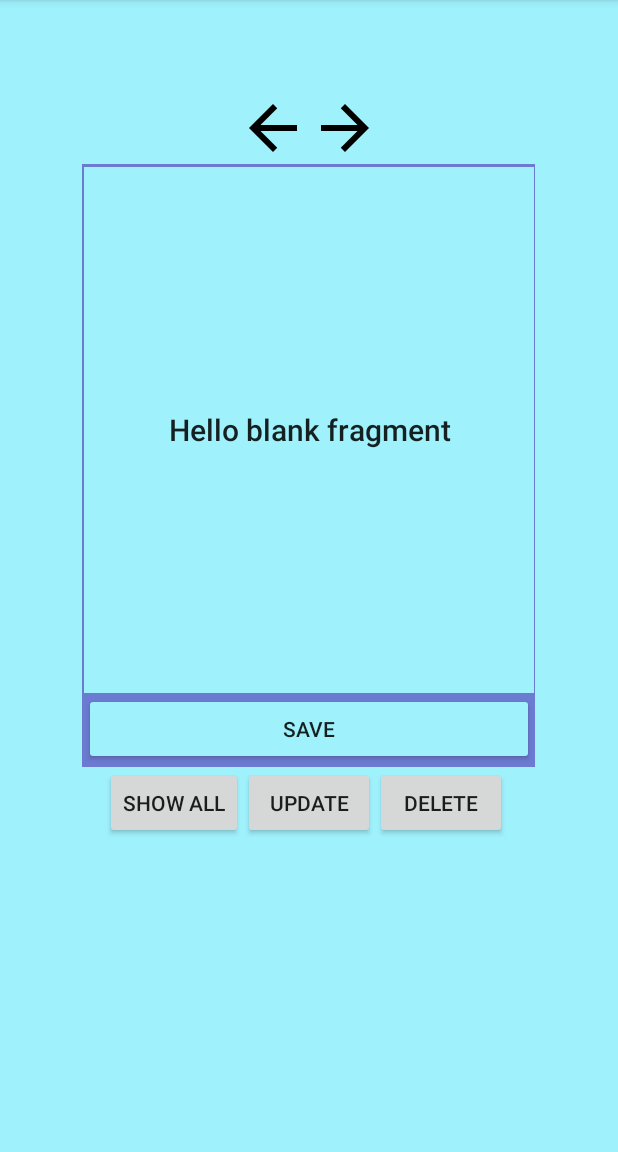
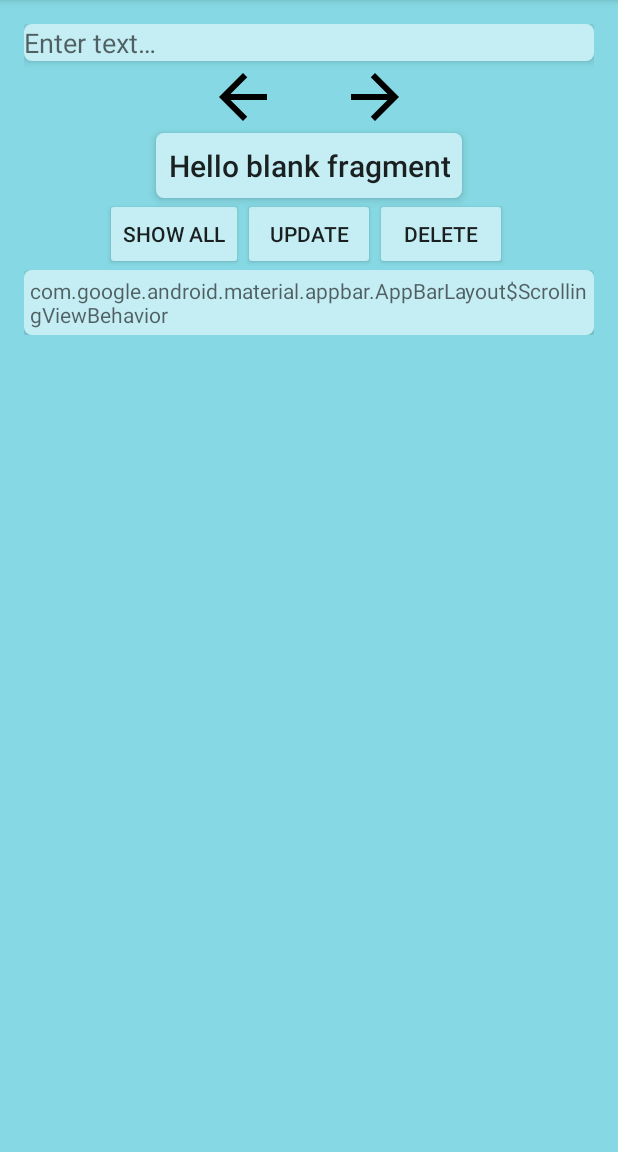
Before and after one commit to Golgoroth22/GeekBrains_Android3, an Android app: the screen it shows after launch (MainActivity), on a phone screen of 412 x 824 dp, the part 84-1236 px from its top. Run offline under Robolectric (Android 15) with nearby library versions, the phone set to English and light mode, and no system bars; libraries missing offline, so code that uses them is left out: io.realm; 3 statements that could not run were skipped.

Commit message:
update views

```diff
--- a/RealmExample/app/src/main/java/com/falin/valentin/realmexample/view/DataFragment.java
+++ b/RealmExample/app/src/main/java/com/falin/valentin/realmexample/view/DataFragment.java
@@ -20,9 +20,7 @@ import io.realm.Realm;
 import io.realm.RealmConfiguration;
 
 public class DataFragment extends Fragment {
-    private EditText editText;
     private TextView mainText;
-    private Button saveButton;
 
     private Context context;
     private Presenter presenter;
@@ -37,8 +35,6 @@ public class DataFragment extends Fragment {
                              Bundle savedInstanceState) {
         View view = inflater.inflate(R.layout.fragment_data, container, false);
         mainText = view.findViewById(R.id.data_text_view);
-        editText = view.findViewById(R.id.edit_text);
-        saveButton = view.findViewById(R.id.save_button);
         return view;
     }
 
--- /dev/null
+++ b/RealmExample/app/src/main/res/drawable/gradient_radial.xml
@@ -0,0 +1,9 @@
+<?xml version="1.0" encoding="utf-8"?>
+<selector xmlns:android="http://schemas.android.com/apk/res/android">
+    <item>
+        <shape android:shape="rectangle">
+            <gradient android:angle="90.0" android:endColor="@color/colorLight" android:gradientRadius="500" android:startColor="@color/colorPrimary" android:type="linear" />
+            <corners android:radius="10.0dip" />
+        </shape>
+    </item>
+</selector>
--- /dev/null
+++ b/RealmExample/app/src/main/res/drawable/myrect.xml
@@ -0,0 +1,5 @@
+<shape xmlns:android="http://schemas.android.com/apk/res/android"
+    android:shape="rectangle">
+    <solid android:color="@color/colorLight" />
+    <corners android:radius="5dp" />
+</shape>
--- a/RealmExample/app/src/main/res/layout/activity_main.xml
+++ b/RealmExample/app/src/main/res/layout/activity_main.xml
@@ -12,6 +12,9 @@
         android:id="@+id/main_edit_text"
         android:layout_width="match_parent"
         android:layout_height="wrap_content"
+        android:background="@drawable/myrect"
+        android:elevation="4dp"
+        android:hint="@string/enter_text"
         android:inputType="textAutoCorrect" />
 
     <LinearLayout
@@ -28,6 +31,10 @@
             android:layout_height="wrap_content"
             android:background="@drawable/ic_arrow_back_black_24dp" />
 
+        <View
+            android:layout_width="40dp"
+            android:layout_height="0dp" />
+
         <Button
             android:id="@+id/main_forward_button"
             android:layout_width="@dimen/dimen_48dp"
@@ -37,10 +44,12 @@
 
     <FrameLayout
         android:id="@+id/main_container"
-        android:layout_width="match_parent"
+        android:layout_width="wrap_content"
         android:layout_height="wrap_content"
         android:layout_below="@id/arrows_linear_layout"
-        android:layout_centerInParent="true" />
+        android:layout_centerHorizontal="true"
+        android:background="@drawable/myrect"
+        android:elevation="4dp" />
 
     <Button
         android:id="@+id/main_update_button"
@@ -48,6 +57,7 @@
         android:layout_height="wrap_content"
         android:layout_below="@id/main_container"
         android:layout_centerHorizontal="true"
+        android:backgroundTint="@color/colorLight"
         android:text="@string/update" />
 
     <Button
@@ -57,6 +67,7 @@
         android:layout_below="@id/main_container"
         android:layout_toEndOf="@id/main_update_button"
         android:layout_toRightOf="@id/main_update_button"
+        android:backgroundTint="@color/colorLight"
         android:text="@string/delete" />
 
     <Button
@@ -66,6 +77,7 @@
         android:layout_below="@id/main_container"
         android:layout_toLeftOf="@id/main_update_button"
         android:layout_toStartOf="@id/main_update_button"
+        android:backgroundTint="@color/colorLight"
         android:text="@string/show_all" />
 
     <ScrollView
@@ -77,7 +89,11 @@
         <TextView
             android:id="@+id/main_text_view"
             android:layout_width="match_parent"
-            android:layout_height="wrap_content" />
+            android:layout_height="wrap_content"
+            android:background="@drawable/myrect"
+            android:elevation="4dp"
+            android:hint="@string/appbar_scrolling_view_behavior"
+            android:padding="4dp" />
     </ScrollView>
 
 </RelativeLayout>
--- a/RealmExample/app/src/main/res/layout/fragment_data.xml
+++ b/RealmExample/app/src/main/res/layout/fragment_data.xml
@@ -1,40 +1,16 @@
 <RelativeLayout xmlns:android="http://schemas.android.com/apk/res/android"
     xmlns:tools="http://schemas.android.com/tools"
-    android:layout_width="match_parent"
-    android:layout_height="match_parent"
+    android:layout_width="wrap_content"
+    android:layout_height="wrap_content"
     tools:context="com.falin.valentin.realmexample.view.DataFragment">
 
-    <View
-        android:layout_width="@dimen/dimen_302dp"
-        android:layout_height="@dimen/dimen_402dp"
-        android:layout_centerInParent="true"
-        android:background="@color/colorPrimary" />
-
-    <LinearLayout
-        android:layout_width="@dimen/dimen_300dp"
-        android:layout_height="@dimen/dimen_400dp"
-        android:layout_centerInParent="true"
-        android:orientation="vertical">
-
-
-        <TextView
-            android:id="@+id/data_text_view"
-            style="@style/TextAppearance.AppCompat.Title"
-            android:layout_width="match_parent"
-            android:layout_height="0dp"
-            android:layout_gravity="center"
-            android:layout_marginTop="1dp"
-            android:layout_weight="10"
-            android:background="@color/colorAccent"
-            android:gravity="center"
-            android:text="@string/hello_blank_fragment" />
-
-        <Button
-            android:id="@+id/save_button"
-            android:layout_width="match_parent"
-            android:layout_height="wrap_content"
-            android:backgroundTint="@color/colorAccent"
-            android:text="@string/save" />
-    </LinearLayout>
+    <TextView
+        android:id="@+id/data_text_view"
+        style="@style/TextAppearance.AppCompat.Title"
+        android:layout_width="wrap_content"
+        android:layout_height="wrap_content"
+        android:gravity="center"
+        android:padding="8dp"
+        android:text="@string/hello_blank_fragment" />
 
 </RelativeLayout>
--- a/RealmExample/app/src/main/res/values/colors.xml
+++ b/RealmExample/app/src/main/res/values/colors.xml
@@ -2,5 +2,6 @@
 <resources>
     <color name="colorPrimary">#6c7bd2</color>
     <color name="colorPrimaryDark">#303F9F</color>
-    <color name="colorAccent">#9ff1fc</color>
+    <color name="colorAccent">#86d9e4</color>
+    <color name="colorLight">#c5eef4</color>
 </resources>
--- a/RealmExample/app/src/main/res/values/strings.xml
+++ b/RealmExample/app/src/main/res/values/strings.xml
@@ -10,4 +10,5 @@
     <string name="update">update</string>
     <string name="delete">delete</string>
     <string name="show_all">show all</string>
+    <string name="enter_text">  Enter text…</string>
 </resources>
```
Also changed, not shown: 84 other files.
